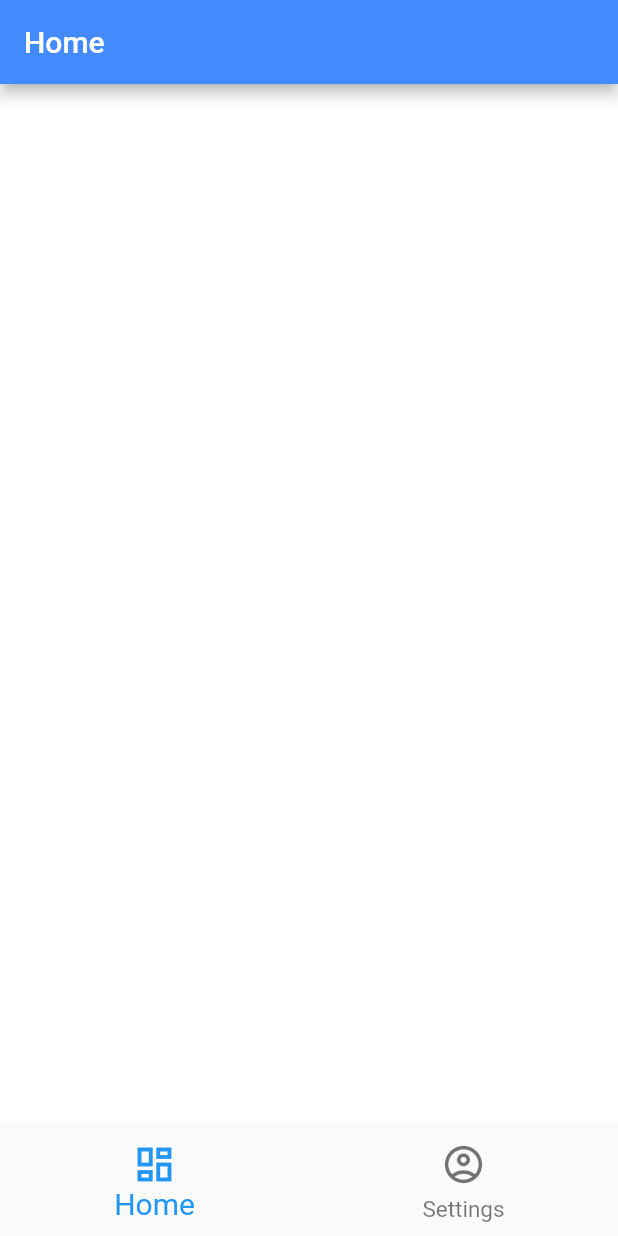
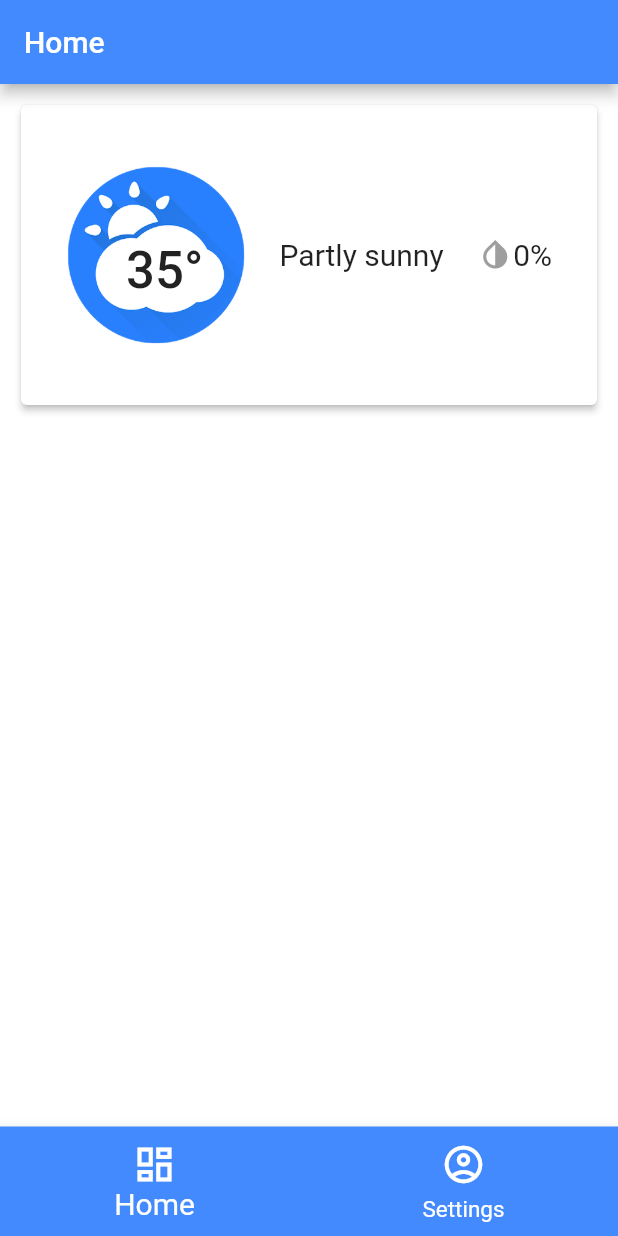
Before and after one commit to mvn-quannguyen2-dn/flutter_bloc_boilerplate, a Flutter app: the screen it shows after launch, on a phone screen of 412 x 824 dp. Run offline on Flutter 3.47's test engine with Material 2 defaults, Android fonts, the phone set to English and light mode, and no system bars; our stand-ins replace bloc, connectivity, dio, flutter_bloc, shared_preferences; statements that could not run were skipped; project files that could hold a hidden picture were left out.

Commit message:
implement card weather

```diff
--- a/lib/bottom_navigation.dart
+++ b/lib/bottom_navigation.dart
@@ -5,6 +5,7 @@ import 'package:flutter_bloc_boilerplate/blocs/app_bloc.dart';
 import 'package:flutter_bloc_boilerplate/blocs/export_blocs.dart';
 // Utils
 import 'package:flutter_bloc_boilerplate/utils/helpers/index.dart';
+import 'package:flutter_bloc_boilerplate/utils/constants/index.dart';
 // Pages
 import 'package:flutter_bloc_boilerplate/views/pages/home/home_page.dart';
 import 'package:flutter_bloc_boilerplate/views/pages/settings/settings_page.dart';
@@ -73,10 +74,12 @@ class _BottomNavigationState extends State<BottomNavigation>
         iconSize: 30,
         selectedFontSize: 20,
         unselectedFontSize: 15,
-        selectedItemColor: Theme.of(context).primaryColor,
+        selectedItemColor: context.colors.background,
+        unselectedItemColor: context.colors.background,
         currentIndex: selectedIndex,
         type: BottomNavigationBarType.fixed,
         showUnselectedLabels: true,
+        backgroundColor: context.colors.accent,
         onTap: _onItemTapped,
       ),
     );
--- a/lib/utils/constants/app_images.dart
+++ b/lib/utils/constants/app_images.dart
@@ -3,5 +3,5 @@ class AppImages {
   static const _path = 'assets/images';
 
   // background
-  static const onboardingBackground = '$_path/background.jpg';
+  static const weather = '$_path/weather.png';
 }
--- a/lib/views/pages/home/home_page.dart
+++ b/lib/views/pages/home/home_page.dart
@@ -1,6 +1,9 @@
 // Cores
 import 'package:flutter/material.dart';
+// Utils
 import 'package:flutter_bloc_boilerplate/utils/helpers/index.dart';
+// Widgets
+import 'package:flutter_bloc_boilerplate/views/widgets/home/weather_card.dart';
 
 class HomePage extends StatefulWidget {
   const HomePage({Key? key}) : super(key: key);
@@ -18,7 +21,18 @@ class _HomePageState extends State<HomePage> {
           TranslateHelper.of(context).translate('home'),
         ),
       ),
-      body: Container(),
+      body: Padding(
+        padding: const EdgeInsets.all(10.0),
+        child: Column(
+          children: [
+            WeatherCard(
+              temperature: 35,
+              weatherSituation: 'Partly sunny',
+              humidity: 0,
+            ),
+          ],
+        ),
+      ),
     );
   }
 }
--- a/lib/views/pages/splash/splash_page.dart
+++ b/lib/views/pages/splash/splash_page.dart
@@ -1,8 +1,8 @@
 // Cores
 import 'package:flutter/material.dart';
 // Utils
+import 'package:flutter_bloc_boilerplate/utils/constants/app_images.dart';
 import 'package:flutter_bloc_boilerplate/utils/constants/index.dart';
-import 'package:flutter_bloc_boilerplate/utils/helpers/multi_language/translate_helper.dart';
 
 class SplashPage extends StatelessWidget {
   const SplashPage({Key? key}) : super(key: key);
@@ -12,12 +12,9 @@ class SplashPage extends StatelessWidget {
     return Scaffold(
       backgroundColor: context.colors.background,
       body: Center(
-        child: Text(
-          TranslateHelper.of(context).translate('weather'),
-          style: AppTextStyles.headline1.copyWith(
-            color: context.colors.text,
-            fontSize: 40,
-          ),
+        child: Image.asset(
+          AppImages.weather,
+          scale: 2,
         ),
       ),
     );
--- /dev/null
+++ b/lib/views/widgets/home/weather_card.dart
@@ -0,0 +1,72 @@
+// Cores
+import 'package:flutter/material.dart';
+// Utils
+import 'package:flutter_bloc_boilerplate/utils/constants/app_images.dart';
+import 'package:flutter_bloc_boilerplate/utils/constants/index.dart';
+
+class WeatherCard extends StatelessWidget {
+  final int temperature;
+  final String weatherSituation;
+  final int humidity;
+
+  const WeatherCard({
+    required this.temperature,
+    required this.weatherSituation,
+    required this.humidity,
+    Key? key,
+  }) : super(key: key);
+
+  @override
+  Widget build(BuildContext context) {
+    return Card(
+      elevation: 2,
+      child: Container(
+        width: double.infinity,
+        height: 200,
+        child: Padding(
+          padding: const EdgeInsets.all(30.0),
+          child: Row(
+            mainAxisAlignment: MainAxisAlignment.spaceBetween,
+            children: [
+              Stack(
+                children: [
+                  Image.asset(
+                    AppImages.weather,
+                    width: 120,
+                    height: 120,
+                  ),
+                  Positioned(
+                    top: 50,
+                    left: 40,
+                    child: Text(
+                      '$temperature°',
+                      style: AppTextStyles.headline1.copyWith(
+                        fontWeight: FontWeight.w500,
+                      ),
+                    ),
+                  )
+                ],
+              ),
+              Text(
+                weatherSituation,
+                style: TextStyle(fontSize: 20),
+              ),
+              Row(
+                children: [
+                  Icon(
+                    Icons.invert_colors,
+                    color: Colors.grey,
+                  ),
+                  Text(
+                    '$humidity%',
+                    style: TextStyle(fontSize: 20),
+                  ),
+                ],
+              ),
+            ],
+          ),
+        ),
+      ),
+    );
+  }
+}
```
Also changed, not shown: assets/images/weather.png (added), 1 other file.
